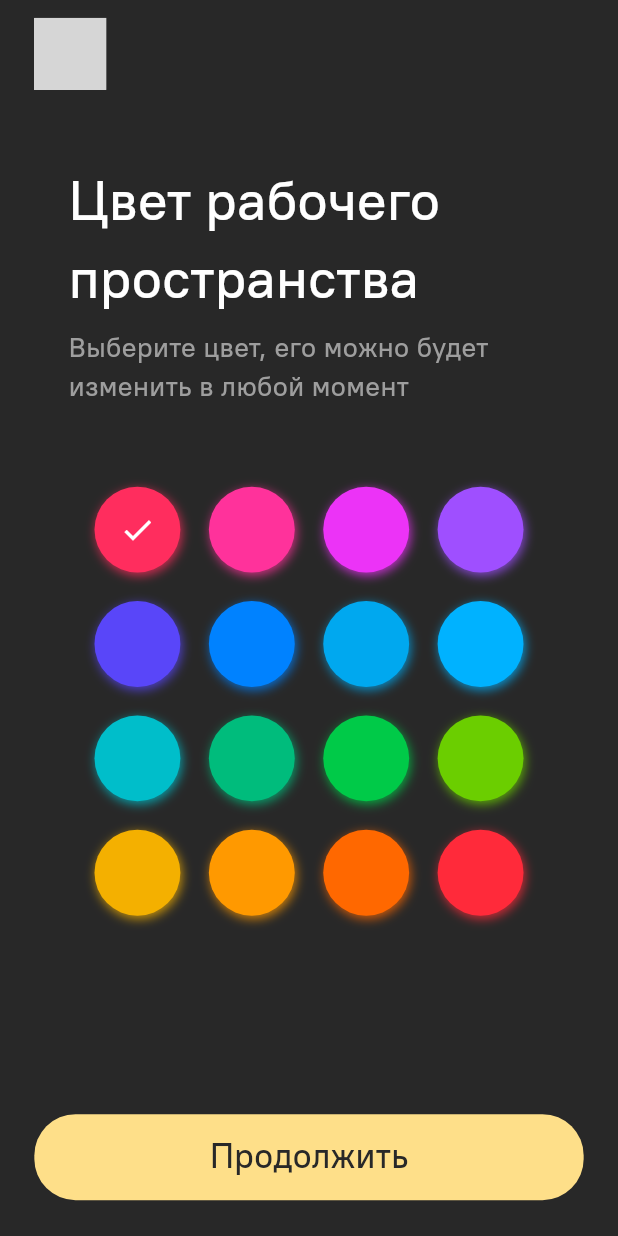
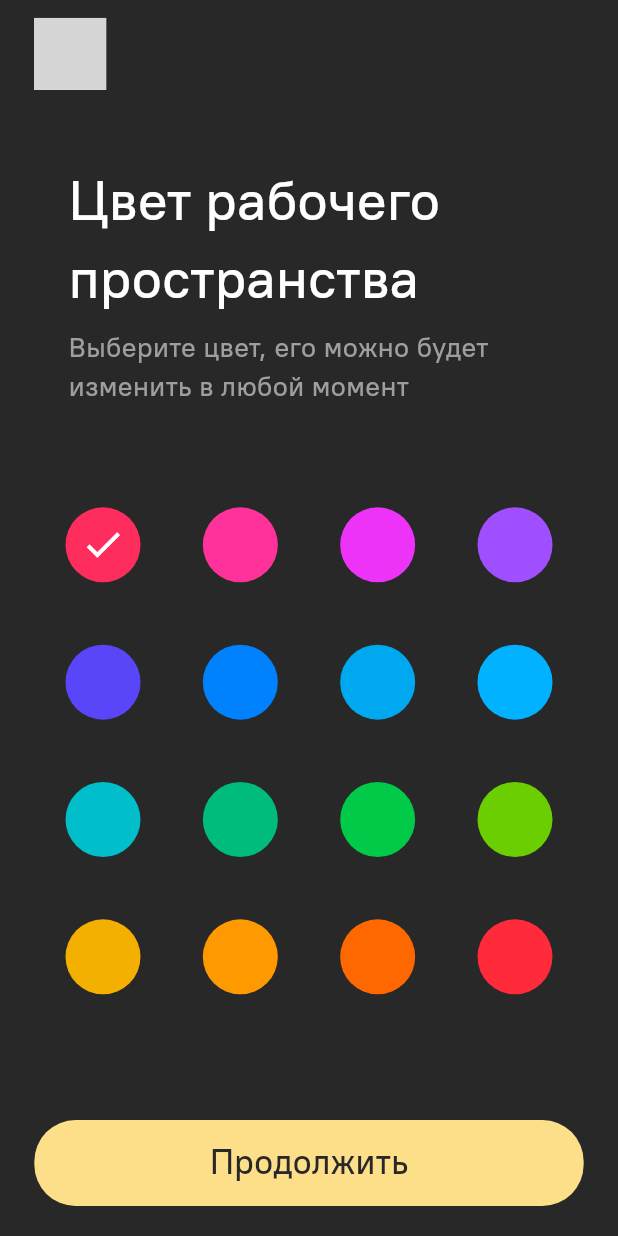
Before and after one commit to ibrahimsiam25/chief_mate, a Flutter app: the ChooseColorView screen opened by its route, on a phone screen of 412 x 824 dp. Run offline on Flutter 3.47's test engine with Material 3 defaults, Android fonts, the phone set to English and light mode, and no system bars; drawn by our look-alikes of flutter_colorpicker; our stand-ins replace cached_network_image, dio, flutter_bloc, flutter_otp_text_field, flutter_screenutil, freezed_annotation and 11 more; missing offline and left inert: avatar_stack, svg_flutter; accounts and stored records are empty; generated files the repository leaves out were written again; project files that could hold a hidden picture were left out; grey boxes are pictures that could not be loaded.

Commit message:
refactor ui and create page to ask create work space or wait invitation

```diff
--- a/lib/core/routes/routes.dart
+++ b/lib/core/routes/routes.dart
@@ -34,6 +34,7 @@ import '../../features/auth/logic/login/login_cubit.dart';
 import '../../features/auth/logic/otp_verification/otp_verification_cubit.dart';
 import '../../features/auth/logic/register/register_cubit.dart';
 import '../../features/auth/logic/resend_otp/resend_otp_cubit.dart';
+import '../../features/auth/presentation/views/screens/ask_create_work_space_or_wait_invitation.dart';
 import '../../features/auth/presentation/views/screens/choose_color_view.dart';
 import '../../features/auth/presentation/views/screens/create_avatar_view.dart';
 import '../../features/auth/presentation/views/screens/create_work_space_view.dart';
@@ -55,7 +56,6 @@ abstract class AppRoutes {
   static String kUserInfoView = '/kUserInfoView';
   static String kCreateAvatarView = '/kCreateAvatarView';
   static String kPermissionView = '/kPermissionView';
-  static String kWorkSpaceNameView = '/kWorkSpaceNameView';
   static String kChooseColorView = '/kChooseColorView';
   static String kCreateWorkSpaceView = '/kCreateWorkSpaceView';
   static String kPreviewWorkSpaceView = '/kPreviewWorkSpaceView';
@@ -90,7 +90,7 @@ abstract class AppRoutes {
   static String kAddTaskView = '/kAddTaskView';
    static String kSignUpView = '/kSignUpView';
   static GoRouter router = GoRouter(
-    initialLocation:kUserInfoView,
+    initialLocation:AskCreateWorkSpaceOrWaitInvitation.routeName,
     routes: [
 
       GoRoute(
@@ -129,7 +129,7 @@ abstract class AppRoutes {
         builder: (context, state) => const OnBoardingView(),
       ),
       GoRoute(
-        path: kWorkSpaceNameView,
+        path:WorkSpaceNameView.routeName,
         builder: (context, state) => const WorkSpaceNameView(),
       ),
       GoRoute(
@@ -267,6 +267,10 @@ abstract class AppRoutes {
           child: const RegisterView(),
         ),
       ),
+      GoRoute(
+        path: AskCreateWorkSpaceOrWaitInvitation.routeName,
+        builder: (context, state) => const AskCreateWorkSpaceOrWaitInvitation(),
+      ),
     ],
   );
 }
--- a/lib/features/auth/presentation/views/screens/choose_color_view.dart
+++ b/lib/features/auth/presentation/views/screens/choose_color_view.dart
@@ -11,17 +11,10 @@ class ChooseColorView extends StatelessWidget {
   @override
   Widget build(BuildContext context) {
     return Scaffold(
-      resizeToAvoidBottomInset: false,
-      body: Stack(
-        children: [
-          const ChooseColorViewBody(),
-          Positioned(
-            right: 20.w,
-            bottom: 20.h,
-            child: SizedBox(
+      bottomNavigationBar: SizedBox(
               width: MediaQuery.of(context).size.width,
               child: Padding(
-                padding: EdgeInsets.only(left: 40.w),
+                padding: EdgeInsets.symmetric(horizontal: 20.w,vertical: 20),
                 child: CustomButton(
                   onTap: () {
                     GoRouter.of(context).push(AppRoutes.kCreateWorkSpaceView);
@@ -29,10 +22,9 @@ class ChooseColorView extends StatelessWidget {
                   buttonName: 'Продолжить',
                 ),
               ),
-            ),
-          ),
-        ],
-      ),
+            )
+,
+      body: const ChooseColorViewBody(),
     );
   }
 }
--- a/lib/features/auth/presentation/views/screens/on_bording_view.dart
+++ b/lib/features/auth/presentation/views/screens/on_bording_view.dart
@@ -4,6 +4,9 @@ import 'package:chief_mate/core/widgets/custom_button.dart';
 import 'package:chief_mate/features/auth/presentation/views/widgets/ob_boarding_view_body.dart';
 import 'package:flutter/material.dart';
 import 'package:flutter_screenutil/flutter_screenutil.dart';
+import 'package:go_router/go_router.dart';
+
+import '../../../../../core/routes/routes.dart';
 
 class OnBoardingView extends StatelessWidget {
   const OnBoardingView({super.key});
--- a/lib/features/auth/presentation/views/screens/work_space_name_view.dart
+++ b/lib/features/auth/presentation/views/screens/work_space_name_view.dart
@@ -8,7 +8,7 @@ import '../../../../../core/routes/routes.dart';
 
 class WorkSpaceNameView extends StatefulWidget {
   const WorkSpaceNameView({super.key});
-
+static String routeName = '/workSpaceNameView';
   @override
   State<WorkSpaceNameView> createState() => _WorkSpaceNameViewState();
 }
--- a/lib/features/auth/presentation/views/widgets/choose_color_view_body.dart
+++ b/lib/features/auth/presentation/views/widgets/choose_color_view_body.dart
@@ -10,6 +10,7 @@ class ChooseColorViewBody extends StatelessWidget {
   @override
   Widget build(BuildContext context) {
     return SafeArea(
+      child: SingleChildScrollView(
         child: Padding(
           padding: EdgeInsets.symmetric(horizontal: 20.w, vertical: 10.h),
           child: Column(
@@ -22,13 +23,13 @@ class ChooseColorViewBody extends StatelessWidget {
                 child: const ChooseColorViewHeader(),
               ),
               SizedBox(height: 40.h),
-            const Expanded(
-              child: Align(
+              Align(
                 alignment: Alignment.topCenter,
                 child: CustomColorPicker(),
+              )
+                  , SizedBox(height: 40.h),
+            ],
           ),
-            )
-          ],
         ),
       ),
     );
--- a/lib/features/auth/presentation/views/widgets/custom_color_picker.dart
+++ b/lib/features/auth/presentation/views/widgets/custom_color_picker.dart
@@ -19,16 +19,43 @@ class _CustomColorPickerState extends State<CustomColorPicker> {
   }
 
   @override
-  Widget build(BuildContext context) {
-    return BlockPicker(
-      pickerColor: pickedColor,
-      onColorChanged: (color) {
-        setState(() {
-          pickedColor = color;
-          prefs.setInt(Prefs.workSpaceColor, color.value);
-        });
-      },
-      availableColors: colorsPickerList,
+ Widget build(BuildContext context) {
+    return GridView.count(
+      crossAxisCount: 4, // عدد الأعمدة
+      shrinkWrap: true, // لجعل الـ GridView يتكيّف مع محتواه
+      physics:const NeverScrollableScrollPhysics(), // تعطيل الـ scroll
+      children: List.generate(colorsPickerList.length, (index) {
+        final color = colorsPickerList[index];
+        return GestureDetector(
+          onTap: () {
+            setState(() {
+              pickedColor = color;
+              // حفظ اللون في SharedPreferences أو أي مكان آخر إذا كنت تستخدمه
+              // prefs.setInt(Prefs.workSpaceColor, color.value);
+            });
+          },
+          child: Stack(
+            alignment: Alignment.center,
+            children: [
+              Container(
+                margin: EdgeInsets.all(8.0),
+                width: 50,
+                height: 50,
+                decoration: BoxDecoration(
+                  shape: BoxShape.circle, // جعل الشكل دائريًا
+                  color: color,
+                ),
+              ),
+              if (pickedColor == color)
+                Icon(
+                  Icons.check,
+                  color: Colors.white,
+                  size: 30,
+                ),
+            ],
+          ),
+        );
+      }),
     );
   }
 }
--- a/lib/features/auth/presentation/views/widgets/ob_boarding_view_body.dart
+++ b/lib/features/auth/presentation/views/widgets/ob_boarding_view_body.dart
@@ -1,4 +1,5 @@
 import 'package:chief_mate/features/auth/data/data_source/static/on_boarding_data.dart';
+import 'package:chief_mate/features/auth/presentation/views/screens/ask_create_work_space_or_wait_invitation.dart';
 import 'package:chief_mate/features/auth/presentation/views/widgets/custom_dot_controller.dart';
 import 'package:chief_mate/features/auth/presentation/views/widgets/on_boarding_view_app_bar.dart';
 import 'package:chief_mate/features/auth/presentation/views/widgets/page_view_body.dart';
@@ -39,7 +40,7 @@ class _OnBoardingViewBodyState extends State<OnBoardingViewBody> {
             padding: EdgeInsets.symmetric(horizontal: 20.w, vertical: 10.h),
             child: OnBoardingViewAppBar(
               skip: () {
-                GoRouter.of(context).push(AppRoutes.kWorkSpaceNameView);
+                GoRouter.of(context).push(AskCreateWorkSpaceOrWaitInvitation.routeName);
                 // currentPage++;
                 // if (currentPage > onBoardingData.length - 1) {
                 //   GoRouter.of(context).push(AppRoutes.kWorkSpaceNameView);
--- a/lib/features/auth/presentation/views/widgets/page_view_body.dart
+++ b/lib/features/auth/presentation/views/widgets/page_view_body.dart
@@ -17,7 +17,7 @@ class PageViewBody extends StatelessWidget {
       children: [
         Image.asset(
           onBoardingData[index].image,
-          height: 280.h,
+          height: 240.h,
         ),
         SizedBox(height: 25.h),
         Column(
--- a/lib/features/auth/presentation/views/widgets/permission_view_body.dart
+++ b/lib/features/auth/presentation/views/widgets/permission_view_body.dart
@@ -12,6 +12,7 @@ class PermissionViewBody extends StatelessWidget {
   @override
   Widget build(BuildContext context) {
     return SafeArea(
+      child: SingleChildScrollView(
         child: Padding(
           padding: EdgeInsets.symmetric(horizontal: 20.w, vertical: 10.h),
           child: Column(
@@ -40,7 +41,9 @@ class PermissionViewBody extends StatelessWidget {
               const CustomAuthSubtitleText(
                   text:
                       'Устанавливайте таймеры во время готовки и получайте уведомления когда время таймера пройдёт'),
+           SizedBox(height: 30.h),
             ],
+          ),
         ),
       ),
     );
```
Also changed, not shown: lib/features/auth/presentation/views/screens/ask_create_work_space_or_wait_invitation.dart (added, +50 -0 lines), lib/features/auth/presentation/views/screens/permission_view.dart (+3 -11 lines). Lines whose indentation alone changed are shown as unchanged.
